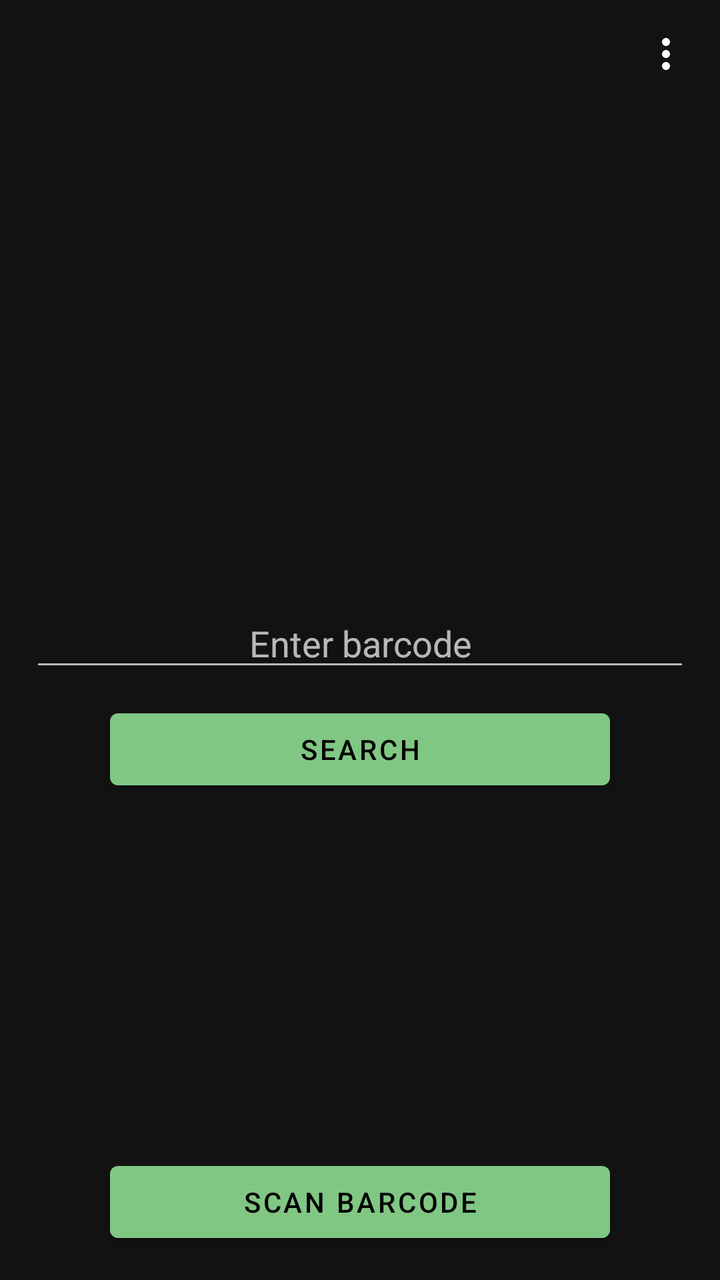
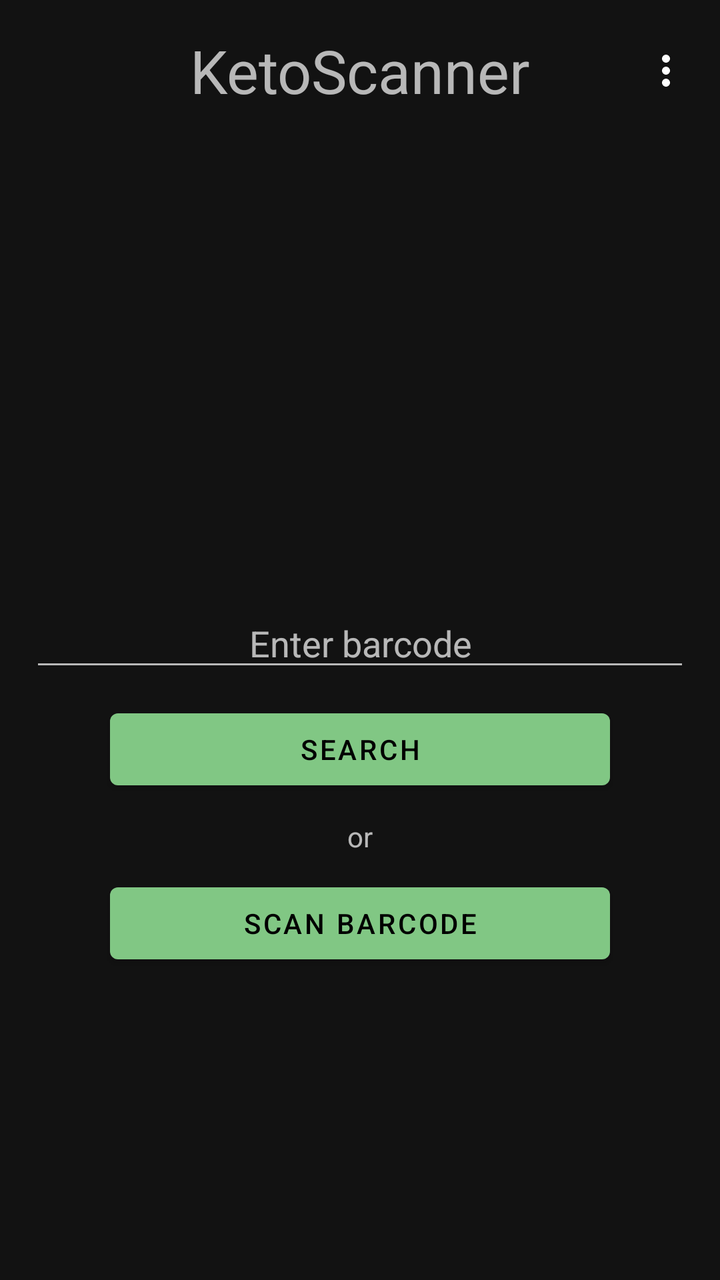

Two renders of the same Android screen: before a commit and after it. Below are the layout's source before the change and the commit's diff.
<!-- AndroidManifest.xml: application theme AppTheme -->
<!-- res/layout/home_fragment.xml -->
<?xml version="1.0" encoding="utf-8"?>
<androidx.constraintlayout.widget.ConstraintLayout xmlns:android="http://schemas.android.com/apk/res/android"
    xmlns:app="http://schemas.android.com/apk/res-auto"
    android:layout_width="match_parent"
    android:layout_height="match_parent"
    android:padding="@dimen/layout_padding">

    <ImageView
        android:layout_width="wrap_content"
        android:layout_height="wrap_content"
        android:background="@color/transparent"
        android:contentDescription="@string/menu_button"
        android:src="@drawable/more_vert_white_24dp"
        app:layout_constraintEnd_toEndOf="parent"
        app:layout_constraintTop_toTopOf="parent" />

    <EditText
        android:id="@+id/searchInput"
        android:layout_width="match_parent"
        android:layout_height="wrap_content"
        android:autofillHints="barcode"
        android:gravity="center"
        android:hint="@string/enter_barcode"
        android:inputType="numberSigned"
        app:layout_constraintBottom_toBottomOf="parent"
        app:layout_constraintEnd_toEndOf="parent"
        app:layout_constraintStart_toStartOf="parent"
        app:layout_constraintTop_toTopOf="parent" />

    <Button
        android:id="@+id/searchBtn"
        android:layout_width="250dp"
        android:layout_height="wrap_content"
        android:layout_marginTop="@dimen/margin_10dp"
        android:text="@string/search"
        app:layout_constraintEnd_toEndOf="parent"
        app:layout_constraintStart_toStartOf="parent"
        app:layout_constraintTop_toBottomOf="@id/searchInput" />

    <Button
        android:id="@+id/openScannerBtn"
        android:layout_width="250dp"
        android:layout_height="wrap_content"
        android:layout_marginTop="@dimen/margin_10dp"
        android:text="@string/scan_barcode"
        app:layout_constraintBottom_toBottomOf="parent"
        app:layout_constraintEnd_toEndOf="parent"
        app:layout_constraintStart_toStartOf="parent" />

</androidx.constraintlayout.widget.ConstraintLayout>
<!-- resources referenced by this layout -->
<resources>
  <color name="transparent">#00FFFFFF</color>
  <dimen name="layout_padding">15dp</dimen>
  <dimen name="margin_10dp">10dp</dimen>
  <!-- drawable more_vert_white_24dp (drawable) -->
  <?xml version="1.0" encoding="UTF-8" standalone="no"?>
  <vector xmlns:android="http://schemas.android.com/apk/res/android" android:height="24dp" android:tint="#FFFFFF" android:viewportHeight="24.0" android:viewportWidth="24.0" android:width="24dp">
      <path android:fillColor="#FFFFFF" android:pathData="M12,8c1.1,0 2,-0.9 2,-2s-0.9,-2 -2,-2 -2,0.9 -2,2 0.9,2 2,2zM12,10c-1.1,0 -2,0.9 -2,2s0.9,2 2,2 2,-0.9 2,-2 -0.9,-2 -2,-2zM12,16c-1.1,0 -2,0.9 -2,2s0.9,2 2,2 2,-0.9 2,-2 -0.9,-2 -2,-2z"/>
  </vector>
  <string name="enter_barcode">Enter barcode</string>
  <string name="menu_button">Menu button</string>
  <string name="scan_barcode">Scan barcode</string>
  <string name="search">Search</string>
  <style name="AppTheme" parent="Theme.MaterialComponents.NoActionBar">
          <item name="colorPrimary">@color/light_green</item>
          <item name="colorPrimaryDark">#258800</item>
          <item name="colorAccent">#9575CD</item>
  
          <item name="android:buttonStyle">@style/BeautifulButton</item>
      </style>
  <color name="light_green">#81C784</color>
  <style name="BeautifulButton" parent="Widget.MaterialComponents.Button">
  
      </style>
</resources>

<!-- the commit's change to res/layout/home_fragment.xml (unified diff, before → after) -->
@@ -5,14 +5,34 @@
     android:layout_height="match_parent"
     android:padding="@dimen/layout_padding">
 
-    <ImageView
-        android:layout_width="wrap_content"
+    <androidx.constraintlayout.widget.ConstraintLayout
+        android:layout_width="match_parent"
         android:layout_height="wrap_content"
-        android:background="@color/transparent"
-        android:contentDescription="@string/menu_button"
-        android:src="@drawable/more_vert_white_24dp"
         app:layout_constraintEnd_toEndOf="parent"
-        app:layout_constraintTop_toTopOf="parent" />
+        app:layout_constraintStart_toStartOf="parent"
+        app:layout_constraintTop_toTopOf="parent">
+
+        <ImageView
+            android:layout_width="wrap_content"
+            android:layout_height="0dp"
+            android:background="@color/transparent"
+            android:contentDescription="@string/menu_button"
+            android:src="@drawable/more_vert_white_24dp"
+            app:layout_constraintBottom_toBottomOf="parent"
+            app:layout_constraintEnd_toEndOf="parent"
+            app:layout_constraintTop_toTopOf="parent" />
+
+        <TextView
+            android:layout_width="wrap_content"
+            android:layout_height="wrap_content"
+            android:text="@string/app_name"
+            android:textSize="@dimen/text_huge"
+            app:layout_constraintEnd_toEndOf="parent"
+            app:layout_constraintStart_toStartOf="parent"
+            app:layout_constraintTop_toTopOf="parent" />
+
+    </androidx.constraintlayout.widget.ConstraintLayout>
+
 
     <EditText
         android:id="@+id/searchInput"
@@ -37,14 +57,24 @@
         app:layout_constraintStart_toStartOf="parent"
         app:layout_constraintTop_toBottomOf="@id/searchInput" />
 
+    <TextView
+        android:id="@+id/orTV"
+        android:layout_width="wrap_content"
+        android:layout_height="wrap_content"
+        android:layout_marginTop="@dimen/margin_10dp"
+        android:text="@string/or"
+        app:layout_constraintEnd_toEndOf="parent"
+        app:layout_constraintStart_toStartOf="parent"
+        app:layout_constraintTop_toBottomOf="@id/searchBtn" />
+
     <Button
         android:id="@+id/openScannerBtn"
         android:layout_width="250dp"
         android:layout_height="wrap_content"
         android:layout_marginTop="@dimen/margin_10dp"
         android:text="@string/scan_barcode"
-        app:layout_constraintBottom_toBottomOf="parent"
         app:layout_constraintEnd_toEndOf="parent"
-        app:layout_constraintStart_toStartOf="parent" />
+        app:layout_constraintStart_toStartOf="parent"
+        app:layout_constraintTop_toBottomOf="@id/orTV" />
 
 </androidx.constraintlayout.widget.ConstraintLayout>
<!-- resource entries referenced after the edit -->
@@ -3,13 +3,16 @@
   <color name="transparent">#00FFFFFF</color>
   <dimen name="layout_padding">15dp</dimen>
   <dimen name="margin_10dp">10dp</dimen>
+  <dimen name="text_huge">30sp</dimen>
   <!-- drawable more_vert_white_24dp (drawable) -->
   <?xml version="1.0" encoding="UTF-8" standalone="no"?>
   <vector xmlns:android="http://schemas.android.com/apk/res/android" android:height="24dp" android:tint="#FFFFFF" android:viewportHeight="24.0" android:viewportWidth="24.0" android:width="24dp">
       <path android:fillColor="#FFFFFF" android:pathData="M12,8c1.1,0 2,-0.9 2,-2s-0.9,-2 -2,-2 -2,0.9 -2,2 0.9,2 2,2zM12,10c-1.1,0 -2,0.9 -2,2s0.9,2 2,2 2,-0.9 2,-2 -0.9,-2 -2,-2zM12,16c-1.1,0 -2,0.9 -2,2s0.9,2 2,2 2,-0.9 2,-2 -0.9,-2 -2,-2z"/>
   </vector>
+  <string name="app_name">KetoScanner</string>
   <string name="enter_barcode">Enter barcode</string>
   <string name="menu_button">Menu button</string>
+  <string name="or">or</string>
   <string name="scan_barcode">Scan barcode</string>
   <string name="search">Search</string>
   <style name="AppTheme" parent="Theme.MaterialComponents.NoActionBar">
